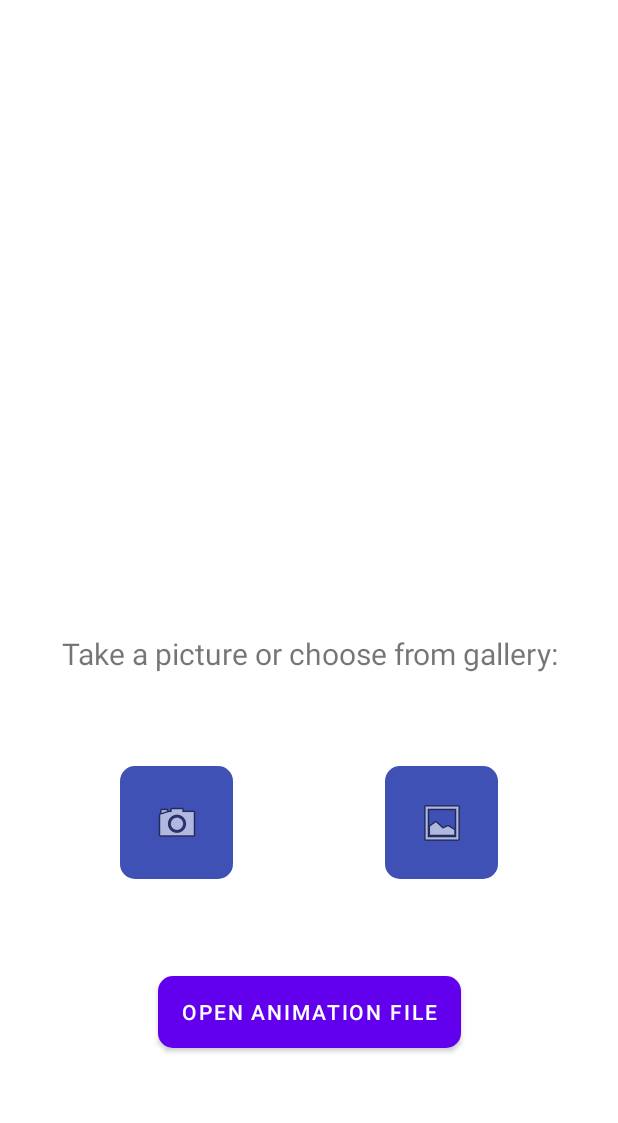
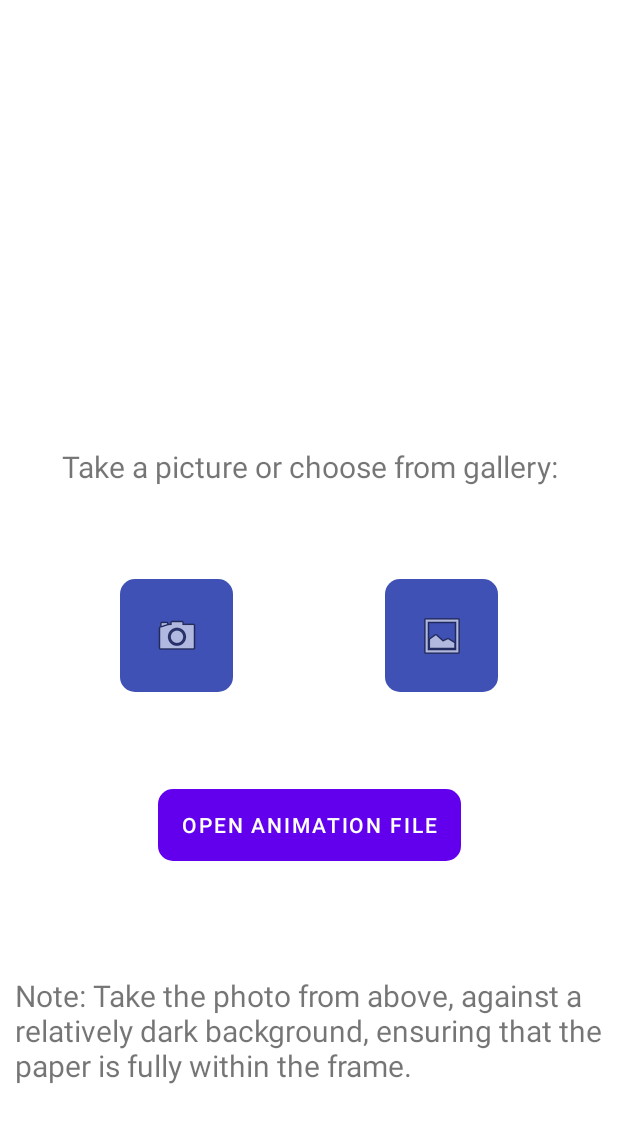
Before and after one commit to Alexan-ded/warm-letters, an Android app: the screen it shows after launch (MainActivity), after a tap on "OPEN ANIMATION FILE", on a phone screen of 412 x 824 dp. Shown: the top 1123 px of the screen. Run offline under Robolectric (Android 15) with nearby library versions, the phone set to English and light mode, and no system bars.

Commit message:
Add: Note for taking picture

```diff
--- a/app/src/main/java/com/example/warm_letters/MainActivity.java
+++ b/app/src/main/java/com/example/warm_letters/MainActivity.java
@@ -129,7 +129,7 @@ public class MainActivity extends AppCompatActivity {
 
         openFileButton.setOnClickListener(view -> {
             // TODO ("application/bebr")
-            filePickerResultLauncher.launch("*/*");
+            filePickerResultLauncher.launch("image/png");
 
         });
 
--- a/app/src/main/res/layout/activity_main.xml
+++ b/app/src/main/res/layout/activity_main.xml
@@ -10,7 +10,7 @@
       android:id="@+id/openFileButton"
       android:layout_width="wrap_content"
       android:layout_height="wrap_content"
-      android:layout_marginBottom="125dp"
+      android:layout_marginBottom="250dp"
       android:background="@drawable/button_background"
       android:text="@string/open_file"
       app:layout_constraintBottom_toBottomOf="parent"
@@ -53,5 +53,17 @@
       app:layout_constraintEnd_toEndOf="parent"
       app:layout_constraintHorizontal_bias="0.485"
       app:layout_constraintStart_toStartOf="parent" />
+  <TextView
+      android:id="@+id/textView2"
+      android:layout_width="0dp"
+      android:layout_height="wrap_content"
+      android:layout_marginBottom="100dp"
+      android:layout_marginStart="10dp"
+      android:layout_marginEnd="10dp"
+      android:text="@string/note"
+      android:textSize="20sp"
+      app:layout_constraintBottom_toBottomOf="parent"
+      app:layout_constraintEnd_toEndOf="parent"
+      app:layout_constraintStart_toStartOf="parent" />
 
 </androidx.constraintlayout.widget.ConstraintLayout>
--- a/app/src/main/res/values/strings.xml
+++ b/app/src/main/res/values/strings.xml
@@ -6,4 +6,5 @@
   <string name="open_file">Open animation file</string>
   <string name="handwriting_animation">Handwriting animation</string>
   <string name="share_button">Share</string>
+  <string name="note">Note: Take the photo from above, against a relatively dark background, ensuring that the paper is fully within the frame.</string>
 </resources>
```
Also changed, not shown: 2 other files. Lines whose indentation alone changed are shown as unchanged.
